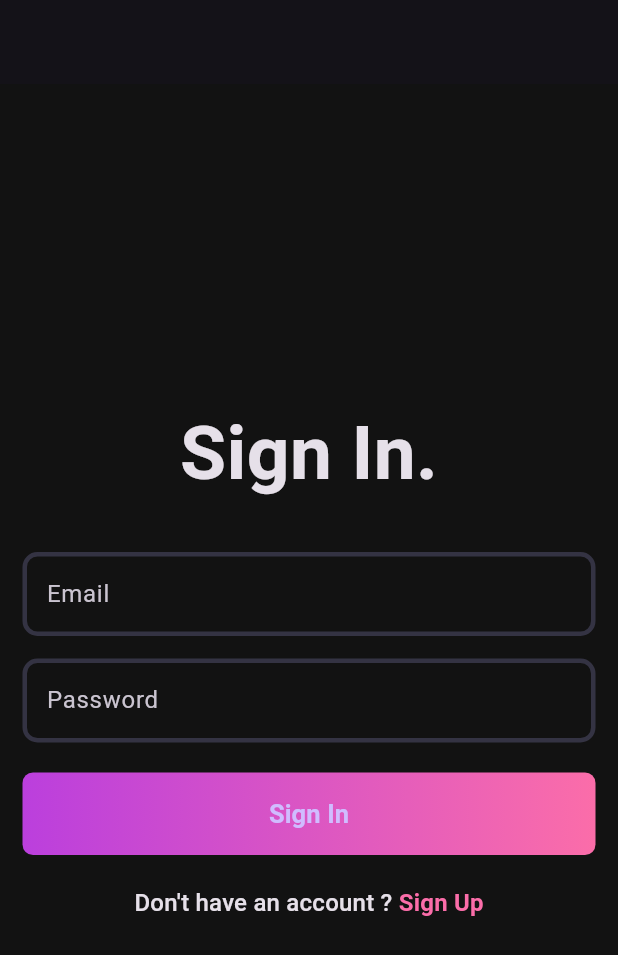
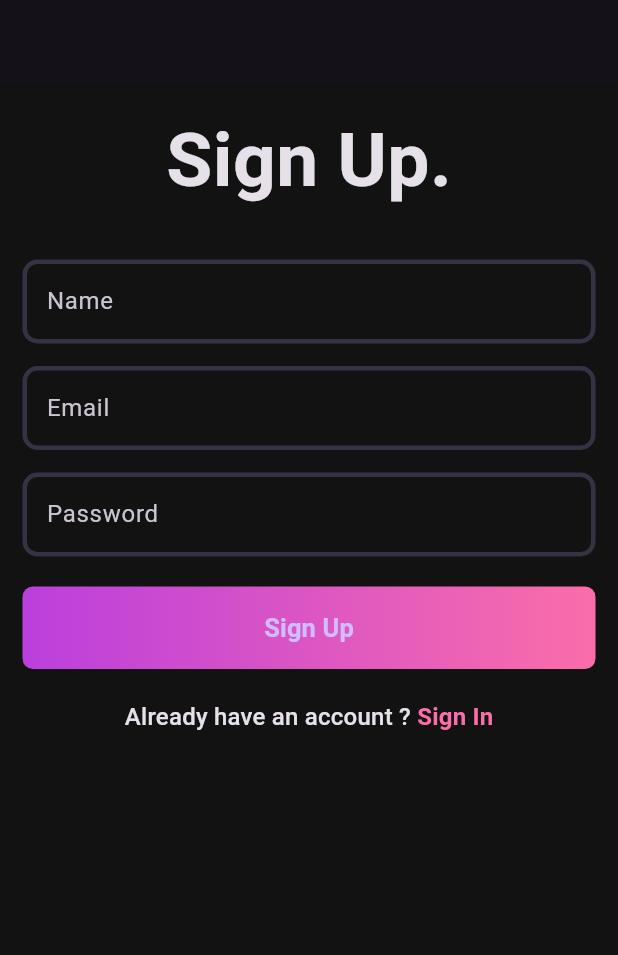
Before and after one commit to yuvrajsinghgmx/musicapp, a Flutter app: the screen it shows after launch, on a phone screen of 412 x 824 dp. Shown: the top 955 px of the screen. Run offline on Flutter 3.47's test engine with Material 3 defaults, Android fonts, the phone set to English and light mode, and no system bars.

```diff
--- a/client/lib/features/auth/view/pages/login_page.dart
+++ b/client/lib/features/auth/view/pages/login_page.dart
@@ -29,6 +29,7 @@ class _LoginPageState extends State<LoginPage> {
       appBar: AppBar(),
       body: Padding(
         padding: const EdgeInsets.all(15.0),
+        child: SingleChildScrollView(
           child: Form(
             key: formKey,
             child: Column(
@@ -77,6 +78,7 @@ class _LoginPageState extends State<LoginPage> {
             ),
           ),
         ),
+      ),
     );
   }
 }
--- a/client/lib/features/auth/view/pages/signup_page.dart
+++ b/client/lib/features/auth/view/pages/signup_page.dart
@@ -31,6 +31,7 @@ class _SignupPageState extends State<SignupPage> {
       appBar: AppBar(),
       body: Padding(
         padding: const EdgeInsets.all(15.0),
+        child: SingleChildScrollView(
           child: Form(
             key: formKey,
             child: Column(
@@ -64,9 +65,7 @@ class _SignupPageState extends State<SignupPage> {
                 const SizedBox(
                   height: 20,
                 ),
-               AuthGradientButton(
-                onTap: (){},
-                text: 'Sign Up'),
+                AuthGradientButton(onTap: () {}, text: 'Sign Up'),
                 const SizedBox(
                   height: 20,
                 ),
@@ -85,6 +84,7 @@ class _SignupPageState extends State<SignupPage> {
             ),
           ),
         ),
+      ),
     );
   }
 }
--- a/client/lib/main.dart
+++ b/client/lib/main.dart
@@ -14,7 +14,7 @@ class MyApp extends StatelessWidget {
     return MaterialApp(
       title: 'Music App',
       theme: Apptheme.darkThemeMode,
-      home: const LoginPage(),
+      home: const SignupPage(),
     );
   }
 }
```
Lines whose indentation alone changed are shown as unchanged.
